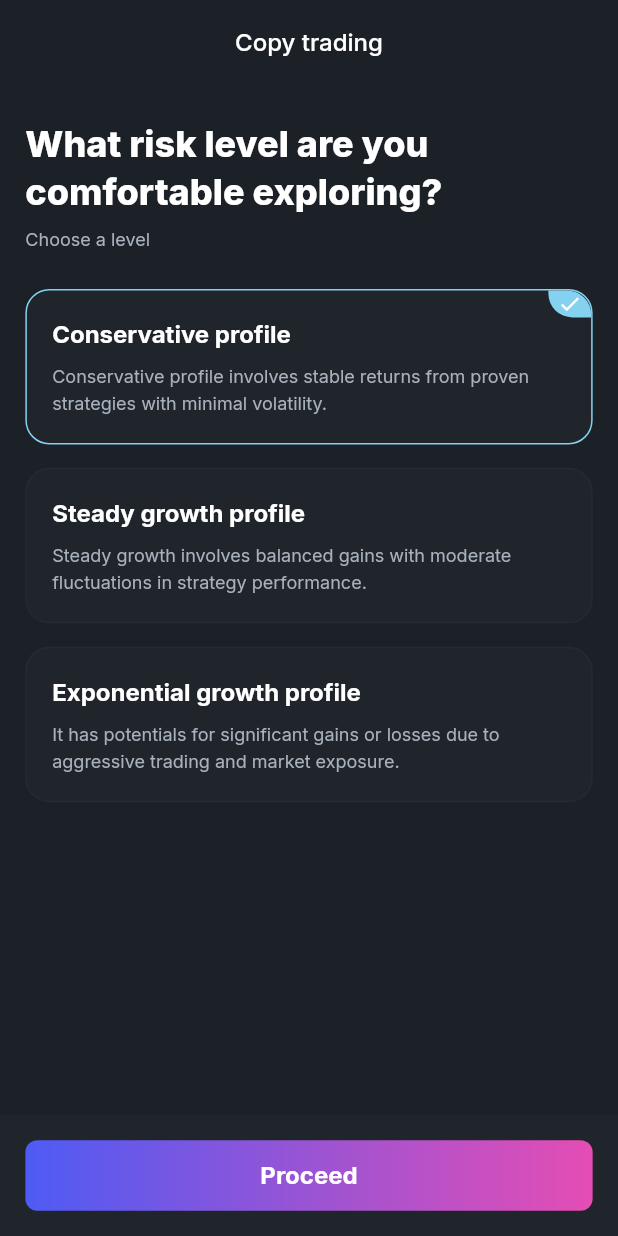
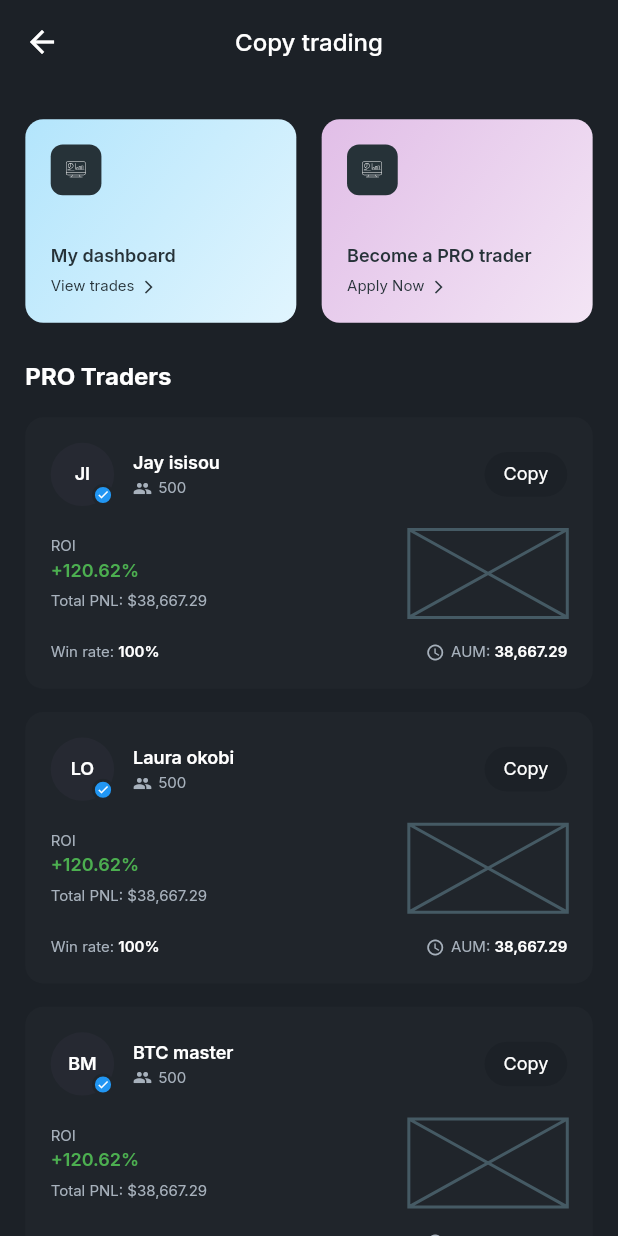
Before and after one commit to sobuur0/copy_trading_app, a Flutter app: the ConversationalEngagementScreen screen opened by its route, after a tap on "Proceed", on a phone screen of 412 x 824 dp. Run offline on Flutter 3.47's test engine with Material 3 defaults, Android fonts, the phone set to English and light mode, and no system bars; our stand-ins replace flutter_svg, go_router, google_fonts.

Commit message:
implement copy trading dashboard

```diff
--- a/lib/core/constants/app_assets.dart
+++ b/lib/core/constants/app_assets.dart
@@ -24,5 +24,7 @@ class AppAssets {
   static const String copyTradingIntro1 = '$pngsPath/copy_trader_1.png';
   static const String copyTradingIntro2 = '$pngsPath/copy_trader_2.png';
 
+  static const String copyTradeDashboardIcon = '$svgsPath/dashboardIcon.svg';
+
   static const String roqqNdRollIcon = '$svgsPath/roqqNdRoll.svg';
 }
--- a/lib/core/constants/app_routes.dart
+++ b/lib/core/constants/app_routes.dart
@@ -5,4 +5,5 @@ class AppRoutes {
   static const String profile = '/profile';
   static const String copyTradingIntro = '/copy-trading-intro';
   static const String conversationalEngagement = '/conversational-engagement';
+  static const String copyTradingDashboard = '/copy-trading-dashboard';
 }
--- a/lib/core/router/app_router.dart
+++ b/lib/core/router/app_router.dart
@@ -4,6 +4,7 @@ import '../../main_scaffold.dart';
 import '../../features/home/screens/home_screen.dart';
 import '../../features/copy_trading/screens/copy_trading_intro_screen.dart';
 import '../../features/copy_trading/screens/conversational_engagement_screen.dart';
+import '../../features/copy_trading/screens/copy_trading_dashboard_screen.dart';
 import '../constants/app_routes.dart';
 
 final GoRouter appRouter = GoRouter(
@@ -58,5 +59,12 @@ final GoRouter appRouter = GoRouter(
         child: ConversationalEngagementScreen(),
       ),
     ),
+    GoRoute(
+      path: AppRoutes.copyTradingDashboard,
+      name: 'copyTradingDashboard',
+      pageBuilder: (context, state) => const NoTransitionPage(
+        child: CopyTradingDashboardScreen(),
+      ),
+    ),
   ],
 );
--- a/lib/features/copy_trading/screens/conversational_engagement_screen.dart
+++ b/lib/features/copy_trading/screens/conversational_engagement_screen.dart
@@ -1,4 +1,6 @@
 import 'package:flutter/material.dart';
+import 'package:go_router/go_router.dart';
+import 'package:roqqu_assesement/core/constants/app_routes.dart';
 import 'package:roqqu_assesement/core/theme/app_colors.dart';
 import 'package:roqqu_assesement/core/theme/app_typography.dart';
 import 'package:roqqu_assesement/core/utils/responsive.dart';
@@ -55,7 +57,9 @@ class _ConversationalEngagementScreenState
           bottomNavigationBar: AppBottomNavButton(
             text: 'Proceed',
             responsive: responsive,
-            onTap: () {},
+            onTap: () {
+              context.push(AppRoutes.copyTradingDashboard);
+            },
           ),
           body: SingleChildScrollView(
             padding: EdgeInsets.symmetric(horizontal: responsive.width(16)),
--- /dev/null
+++ b/lib/features/copy_trading/screens/copy_trading_dashboard_screen.dart
@@ -0,0 +1,382 @@
+import 'package:flutter/material.dart';
+import 'package:roqqu_assesement/core/constants/app_assets.dart';
+import 'package:roqqu_assesement/core/theme/app_colors.dart';
+import 'package:roqqu_assesement/core/theme/app_typography.dart';
+import 'package:roqqu_assesement/core/utils/responsive.dart';
+import 'package:roqqu_assesement/shared/models/dashboard_card_data.dart';
+import 'package:roqqu_assesement/shared/models/pro_trader_data.dart';
+import 'package:flutter_svg/flutter_svg.dart';
+
+class CopyTradingDashboardScreen extends StatelessWidget {
+  const CopyTradingDashboardScreen({super.key});
+
+  @override
+  Widget build(BuildContext context) {
+    final List<DashboardCardData> dashboardCards = [
+      DashboardCardData(
+        title: 'My dashboard',
+        subtitle: 'View trades',
+        iconPath: AppAssets.copyTradeDashboardIcon,
+        gradientColors: [Color(0xffB3E5FC), Color(0xffE1F5FE)],
+      ),
+      DashboardCardData(
+        title: 'Become a PRO trader',
+        subtitle: 'Apply Now',
+        iconPath: AppAssets.copyTradeDashboardIcon,
+        gradientColors: [Color(0xffE1BEE7), Color(0xffF3E5F5)],
+      ),
+    ];
+
+    final List<ProTraderData> traders = [
+      ProTraderData(
+        name: 'Jay isisou',
+        initials: 'JI',
+        followers: 500,
+        roi: '+120.62%',
+        totalPnl: '\$38,667.29',
+        winRate: '100%',
+        aum: '38,667.29',
+        isVerified: true,
+      ),
+      ProTraderData(
+        name: 'Laura okobi',
+        initials: 'LO',
+        followers: 500,
+        roi: '+120.62%',
+        totalPnl: '\$38,667.29',
+        winRate: '100%',
+        aum: '38,667.29',
+        isVerified: true,
+      ),
+      ProTraderData(
+        name: 'BTC master',
+        initials: 'BM',
+        followers: 500,
+        roi: '+120.62%',
+        totalPnl: '\$38,667.29',
+        winRate: '100%',
+        aum: '38,667.29',
+        isVerified: true,
+      ),
+    ];
+
+    return LayoutBuilder(
+      builder: (context, constraints) {
+        final responsive = Responsive(constraints);
+
+        return Scaffold(
+          backgroundColor: AppColors.bgPrimary,
+          appBar: AppBar(
+            backgroundColor: AppColors.bgPrimary,
+            elevation: 0,
+            leading: IconButton(
+              icon: Icon(Icons.arrow_back, color: Colors.white),
+              onPressed: () => Navigator.pop(context),
+            ),
+            title: Text(
+              'Copy trading',
+              style: AppTypography.textMedium(color: Colors.white),
+            ),
+            centerTitle: true,
+          ),
+          body: SingleChildScrollView(
+            padding: EdgeInsets.symmetric(horizontal: responsive.width(16)),
+            child: Column(
+              crossAxisAlignment: CrossAxisAlignment.start,
+              children: [
+                SizedBox(height: responsive.height(24)),
+                Row(
+                  children: [
+                    Expanded(
+                      child: _buildDashboardCard(dashboardCards[0], responsive),
+                    ),
+                    SizedBox(width: responsive.width(16)),
+                    Expanded(
+                      child: _buildDashboardCard(dashboardCards[1], responsive),
+                    ),
+                  ],
+                ),
+                SizedBox(height: responsive.height(24)),
+                Text(
+                  'PRO Traders',
+                  style: AppTypography.headingMobileExtraSmall(
+                    color: AppColors.textPrimary,
+                    fontSize: 16,
+                    lineHeight: 24,
+                  ),
+                ),
+                SizedBox(height: responsive.height(16)),
+                ...traders.map(
+                  (trader) => Padding(
+                    padding: EdgeInsets.only(bottom: responsive.height(16)),
+                    child: _buildTraderCard(trader, responsive),
+                  ),
+                ),
+              ],
+            ),
+          ),
+        );
+      },
+    );
+  }
+
+  Widget _buildDashboardCard(DashboardCardData card, Responsive responsive) {
+    return Container(
+      padding: EdgeInsets.all(responsive.width(16)),
+      decoration: BoxDecoration(
+        gradient: LinearGradient(
+          colors: card.gradientColors,
+          begin: Alignment.topLeft,
+          end: Alignment.bottomRight,
+        ),
+        borderRadius: BorderRadius.circular(12),
+      ),
+      child: Column(
+        crossAxisAlignment: CrossAxisAlignment.start,
+        children: [
+          Container(
+            width: responsive.width(32),
+            height: responsive.width(32),
+            decoration: BoxDecoration(
+              color: Color(0xff263238),
+              borderRadius: BorderRadius.circular(8),
+            ),
+            child: Center(
+              child: SvgPicture.asset(
+                card.iconPath,
+                width: responsive.width(20),
+                height: responsive.width(20),
+              ),
+            ),
+          ),
+          SizedBox(height: responsive.height(32)),
+          Text(
+            card.title,
+            style: AppTypography.extraSmall(
+              color: Color(0xff263238),
+              fontWeight: FontWeight.w600,
+            ),
+          ),
+          SizedBox(height: responsive.height(4)),
+          Row(
+            children: [
+              Text(
+                card.subtitle,
+                style: AppTypography.extraSmall(
+                  color: Color(0xff263238),
+                  fontSize: 10,
+                ),
+              ),
+              SizedBox(width: responsive.width(4)),
+              Icon(
+                Icons.arrow_forward_ios,
+                color: Color(0xff263238),
+                size: responsive.width(10),
+              ),
+            ],
+          ),
+        ],
+      ),
+    );
+  }
+
+  Widget _buildTraderCard(ProTraderData trader, Responsive responsive) {
+    return Container(
+      padding: EdgeInsets.all(responsive.width(16)),
+      decoration: BoxDecoration(
+        color: AppColors.bgSecondary,
+        borderRadius: BorderRadius.circular(12),
+      ),
+      child: Column(
+        children: [
+          Row(
+            children: [
+              Stack(
+                children: [
+                  Container(
+                    width: responsive.width(40),
+                    height: responsive.width(40),
+                    decoration: BoxDecoration(
+                      color: AppColors.bgBorder,
+                      shape: BoxShape.circle,
+                    ),
+                    child: Center(
+                      child: Text(
+                        trader.initials,
+                        style: AppTypography.extraSmall(
+                          color: Colors.white,
+                          fontWeight: FontWeight.w600,
+                        ),
+                      ),
+                    ),
+                  ),
+                  if (trader.isVerified)
+                    Positioned(
+                      bottom: 0,
+                      right: 0,
+                      child: Container(
+                        width: responsive.width(14),
+                        height: responsive.width(14),
+                        decoration: BoxDecoration(
+                          color: Colors.blue,
+                          shape: BoxShape.circle,
+                          border: Border.all(
+                            color: AppColors.bgSecondary,
+                            width: 2,
+                          ),
+                        ),
+                        child: Icon(
+                          Icons.check,
+                          color: Colors.white,
+                          size: responsive.width(8),
+                        ),
+                      ),
+                    ),
+                ],
+              ),
+              SizedBox(width: responsive.width(12)),
+              Expanded(
+                child: Column(
+                  crossAxisAlignment: CrossAxisAlignment.start,
+                  children: [
+                    Text(
+                      trader.name,
+                      style: AppTypography.extraSmall(
+                        color: AppColors.textPrimary,
+                        fontWeight: FontWeight.w600,
+                      ),
+                    ),
+                    Row(
+                      children: [
+                        Icon(
+                          Icons.people,
+                          color: AppColors.textSecondary,
+                          size: responsive.width(12),
+                        ),
+                        SizedBox(width: responsive.width(4)),
+                        Text(
+                          '${trader.followers}',
+                          style: AppTypography.extraSmall(
+                            color: AppColors.textSecondary,
+                            fontSize: 10,
+                          ),
+                        ),
+                      ],
+                    ),
+                  ],
+                ),
+              ),
+              Container(
+                padding: EdgeInsets.symmetric(
+                  horizontal: responsive.width(12),
+                  vertical: responsive.height(6),
+                ),
+                decoration: BoxDecoration(
+                  color: AppColors.bgPrimary,
+                  borderRadius: BorderRadius.circular(16),
+                ),
+                child: Text(
+                  'Copy',
+                  style: AppTypography.extraSmall(
+                    color: Colors.white,
+                    fontSize: 12,
+                  ),
+                ),
+              ),
+            ],
+          ),
+          SizedBox(height: responsive.height(16)),
+          Row(
+            children: [
+              Expanded(
+                child: Column(
+                  crossAxisAlignment: CrossAxisAlignment.start,
+                  children: [
+                    Text(
+                      'ROI',
+                      style: AppTypography.extraSmall(
+                        color: AppColors.textSecondary,
+                        fontSize: 10,
+                      ),
+                    ),
+                    Text(
+                      trader.roi,
+                      style: AppTypography.extraSmall(
+                        color: Color(0xff4CAF50),
+                        fontWeight: FontWeight.w600,
+                      ),
+                    ),
+                    SizedBox(height: responsive.height(4)),
+                    Text(
+                      'Total PNL: ${trader.totalPnl}',
+                      style: AppTypography.extraSmall(
+                        color: AppColors.textSecondary,
+                        fontSize: 10,
+                      ),
+                    ),
+                  ],
+                ),
+              ),
+              SizedBox(
+                width: responsive.width(100),
+                height: responsive.height(60),
+                child: Placeholder(),
+              ),
+            ],
+          ),
+          SizedBox(height: responsive.height(16)),
+          Row(
+            children: [
+              Expanded(
+                child: Row(
+                  children: [
+                    Text(
+                      'Win rate: ',
+                      style: AppTypography.extraSmall(
+                        color: AppColors.textSecondary,
+                        fontSize: 10,
+                      ),
+                    ),
+                    Text(
+                      trader.winRate,
+                      style: AppTypography.extraSmall(
+                        color: AppColors.textPrimary,
+                        fontSize: 10,
+                        fontWeight: FontWeight.w600,
+                      ),
+                    ),
+                  ],
+                ),
+              ),
+              Row(
+                children: [
+                  Icon(
+                    Icons.access_time,
+                    color: AppColors.textSecondary,
+                    size: responsive.width(12),
+                  ),
+                  SizedBox(width: responsive.width(4)),
+                  Text(
+                    'AUM: ',
+                    style: AppTypography.extraSmall(
+                      color: AppColors.textSecondary,
+                      fontSize: 10,
+                    ),
+                  ),
+                  Text(
+                    trader.aum,
+                    style: AppTypography.extraSmall(
+                      color: AppColors.textPrimary,
+                      fontSize: 10,
+                      fontWeight: FontWeight.w600,
+                    ),
+                  ),
+                ],
+              ),
+            ],
+          ),
+        ],
+      ),
+    );
+  }
+}
--- /dev/null
+++ b/lib/shared/models/dashboard_card_data.dart
@@ -0,0 +1,15 @@
+import 'package:flutter/material.dart';
+
+class DashboardCardData {
+  final String title;
+  final String subtitle;
+  final String iconPath;
+  final List<Color> gradientColors;
+
+  DashboardCardData({
+    required this.title,
+    required this.subtitle,
+    required this.iconPath,
+    required this.gradientColors,
+  });
+}
--- /dev/null
+++ b/lib/shared/models/pro_trader_data.dart
@@ -0,0 +1,21 @@
+class ProTraderData {
+  final String name;
+  final String initials;
+  final int followers;
+  final String roi;
+  final String totalPnl;
+  final String winRate;
+  final String aum;
+  final bool isVerified;
+
+  ProTraderData({
+    required this.name,
+    required this.initials,
+    required this.followers,
+    required this.roi,
+    required this.totalPnl,
+    required this.winRate,
+    required this.aum,
+    this.isVerified = false,
+  });
+}
```
Also changed, not shown: assets/svgs/dashboardIcon.svg (added).
